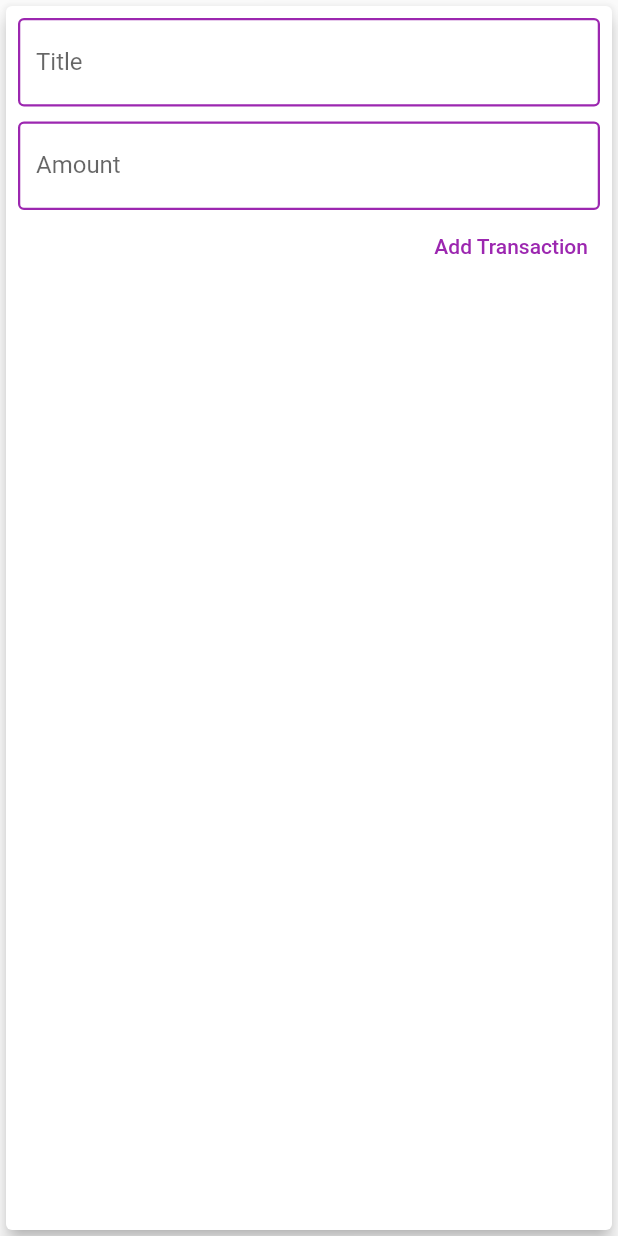
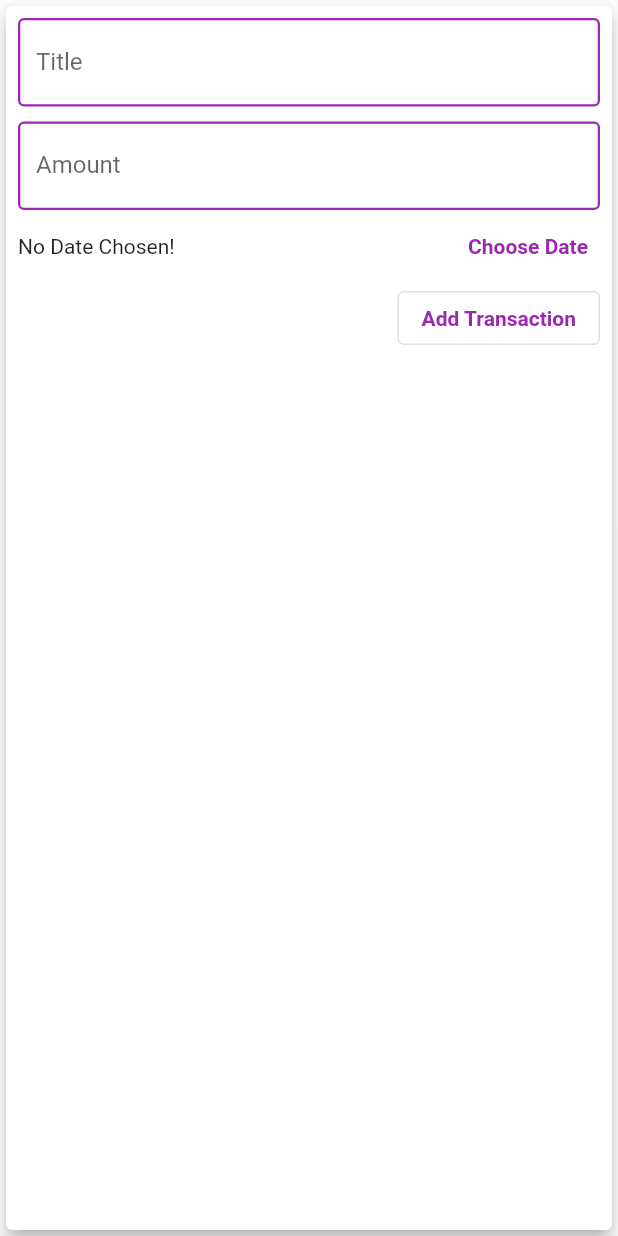
Before and after one commit to pd28CSE/flutter_personal_expenses, a Flutter app: the NewTransaction widget shown alone on an empty page, opened directly with empty values, after a tap on "Add Transaction", on a phone screen of 412 x 824 dp. Run offline on Flutter 3.47's test engine with Material 2 defaults, Android fonts, the phone set to English and light mode, and no system bars.

Commit message:
add DateTime Picker as showDatePicker

```diff
--- a/lib/main.dart
+++ b/lib/main.dart
@@ -18,6 +18,8 @@ class MyApp extends StatelessWidget {
       title: 'Flutter Demo',
       theme: ThemeData(
         // fontFamily: 'OpenSans',
+        primarySwatch: Colors.purple,
+        accentColor: Colors.amber,
         textTheme: ThemeData.light().textTheme.copyWith(
               displayMedium: const TextStyle(
                 fontFamily: 'OpenSans',
@@ -25,6 +27,7 @@ class MyApp extends StatelessWidget {
                 fontWeight: FontWeight.bold,
               ),
             ),
+
         appBarTheme: const AppBarTheme(
           titleTextStyle: TextStyle(
             fontFamily: 'OpenSans',
@@ -32,8 +35,7 @@ class MyApp extends StatelessWidget {
             fontWeight: FontWeight.bold,
           ),
         ),
-        primarySwatch: Colors.purple,
-        accentColor: Colors.amber,
+
         inputDecorationTheme: const InputDecorationTheme(
           enabledBorder: OutlineInputBorder(
             borderSide: BorderSide(
--- a/lib/widgets/new_transaction.dart
+++ b/lib/widgets/new_transaction.dart
@@ -1,4 +1,5 @@
 import 'package:flutter/material.dart';
+import 'package:intl/intl.dart';
 
 class NewTransaction extends StatefulWidget {
   final Function addNewTransaction;
@@ -10,23 +11,38 @@ class NewTransaction extends StatefulWidget {
 
 class _NewTransactionState extends State<NewTransaction> {
   final titleController = TextEditingController();
-
-  final amountController = TextEditingController();
-
+  final _amountController = TextEditingController();
+  DateTime? _selectedDate;
   FocusNode myFocusNode = FocusNode();
 
-  void addNewTransactionValue() {
+  void _addNewTransactionValue() {
     String newTitle = titleController.text.trim();
-    String newAmount = amountController.text.trim();
+    String newAmount = _amountController.text.trim();
     if (newTitle.isNotEmpty &&
         newAmount.isNotEmpty &&
-        double.parse(newAmount) > 0) {
+        double.parse(newAmount) > 0 &&
+        _selectedDate != null) {
       widget.addNewTransaction(
         newTitle,
         double.parse(newAmount),
-        DateTime.now(),
+        _selectedDate,
       );
     }
+  }
+
+  void _presentDatePicher() {
+    showDatePicker(
+      context: context,
+      initialDate: DateTime.now(),
+      firstDate: DateTime(2020),
+      lastDate: DateTime.now(),
+    ).then((selectedDateTime) {
+      if (selectedDateTime != null) {
+        setState(() {
+          _selectedDate = selectedDateTime;
+        });
+      }
+    });
   }
 
   @override
@@ -53,18 +69,38 @@ class _NewTransactionState extends State<NewTransaction> {
             ),
             TextField(
               focusNode: myFocusNode,
-              controller: amountController,
+              controller: _amountController,
               keyboardType: TextInputType.number,
               decoration: const InputDecoration(
                 labelText: 'Amount',
               ),
             ),
-            TextButton(
-              onPressed: addNewTransactionValue,
+            Row(
+              mainAxisAlignment: MainAxisAlignment.spaceBetween,
+              children: <Widget>[
+                Text(
+                  _selectedDate == null
+                      ? 'No Date Chosen!'
+                      : 'Picked Date: ${DateFormat.yMd().format(_selectedDate as DateTime)}',
+                ),
+                TextButton(
+                  onPressed: _presentDatePicher,
+                  child: Text(
+                    'Choose Date',
+                    style: TextStyle(
+                      fontWeight: FontWeight.bold,
+                      color: Theme.of(context).primaryColor,
+                    ),
+                  ),
+                ),
+              ],
+            ),
+            OutlinedButton(
+              onPressed: _addNewTransactionValue,
               child: const Text(
                 'Add Transaction',
                 style: TextStyle(
-                  color: Colors.purple,
+                  fontWeight: FontWeight.bold,
                 ),
               ),
             )
```
